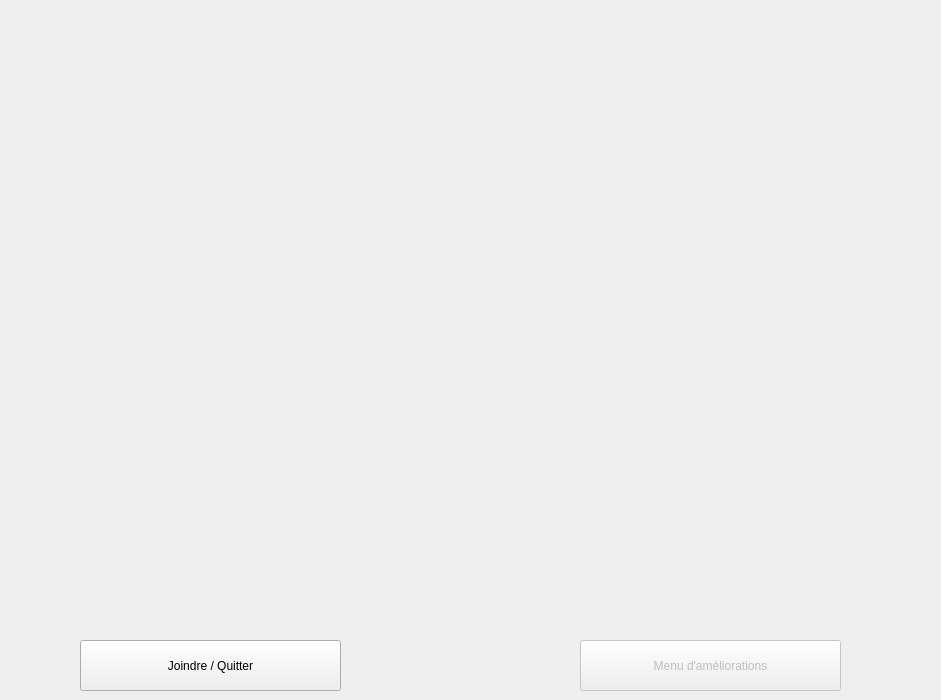
The window that pixelatrclientwindow.ui (massicotteg/CLL-PixelATRClient) describes before a commit, drawn with Qt 5.
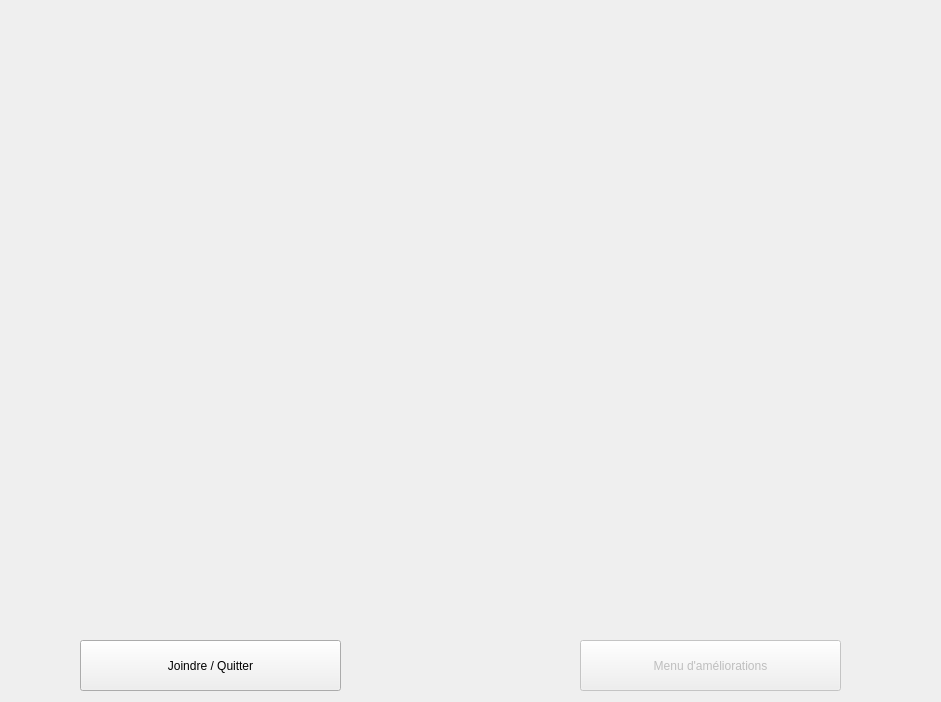
The same window after the commit.

Patch:
```diff
--- a/pixelatrclientwindow.ui
+++ b/pixelatrclientwindow.ui
@@ -7,7 +7,7 @@
     <x>0</x>
     <y>0</y>
     <width>941</width>
-    <height>700</height>
+    <height>702</height>
    </rect>
   </property>
   <property name="sizePolicy">
```
